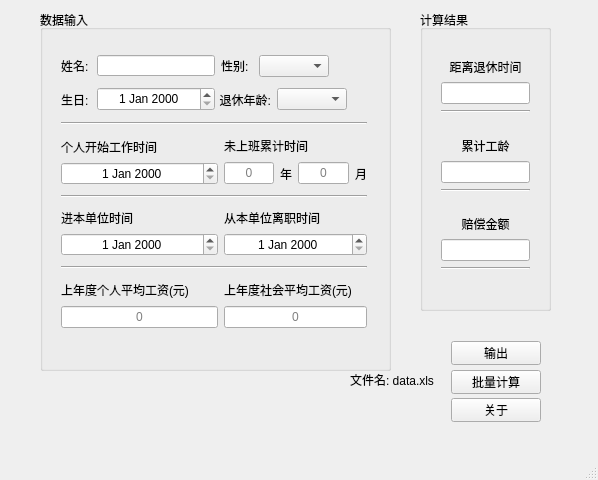
Before: the Qt Designer form compensation_money/mainwindow.ui in chenomg/compensation, drawn with Qt 5.
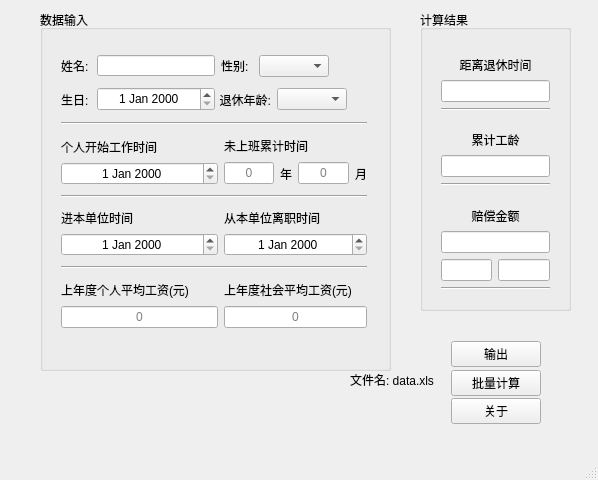
After: the same form once the commit is applied.

What changed in the file:
```diff
--- a/compensation_money/mainwindow.ui
+++ b/compensation_money/mainwindow.ui
@@ -442,13 +442,13 @@
         <property name="minimumSize">
          <size>
           <width>90</width>
-          <height>24</height>
+          <height>26</height>
          </size>
         </property>
         <property name="maximumSize">
          <size>
           <width>90</width>
-          <height>24</height>
+          <height>26</height>
          </size>
         </property>
         <property name="text">
@@ -461,13 +461,13 @@
         <property name="minimumSize">
          <size>
           <width>90</width>
-          <height>24</height>
+          <height>26</height>
          </size>
         </property>
         <property name="maximumSize">
          <size>
           <width>90</width>
-          <height>24</height>
+          <height>26</height>
          </size>
         </property>
         <property name="text">
@@ -480,13 +480,13 @@
         <property name="minimumSize">
          <size>
           <width>90</width>
-          <height>24</height>
+          <height>26</height>
          </size>
         </property>
         <property name="maximumSize">
          <size>
           <width>90</width>
-          <height>24</height>
+          <height>26</height>
          </size>
         </property>
         <property name="text">
@@ -502,7 +502,7 @@
      <rect>
       <x>420</x>
       <y>10</y>
-      <width>131</width>
+      <width>151</width>
       <height>301</height>
      </rect>
     </property>
@@ -514,8 +514,8 @@
       <rect>
        <x>10</x>
        <y>20</y>
-       <width>111</width>
-       <height>251</height>
+       <width>131</width>
+       <height>271</height>
       </rect>
      </property>
      <layout class="QVBoxLayout" name="verticalLayout_2">
@@ -596,6 +596,30 @@
         </property>
        </widget>
       </item>
+      <item>
+       <layout class="QGridLayout" name="gridLayout_6">
+        <item row="0" column="0">
+         <widget class="QLineEdit" name="compensation_mon_bef_lineEdit">
+          <property name="alignment">
+           <set>Qt::AlignCenter</set>
+          </property>
+          <property name="readOnly">
+           <bool>true</bool>
+          </property>
+         </widget>
+        </item>
+        <item row="0" column="1">
+         <widget class="QLineEdit" name="compensation_mon_aft_lineEdit">
+          <property name="alignment">
+           <set>Qt::AlignCenter</set>
+          </property>
+          <property name="readOnly">
+           <bool>true</bool>
+          </property>
+         </widget>
+        </item>
+       </layout>
+      </item>
       <item>
        <widget class="Line" name="line_8">
         <property name="orientation">
```
